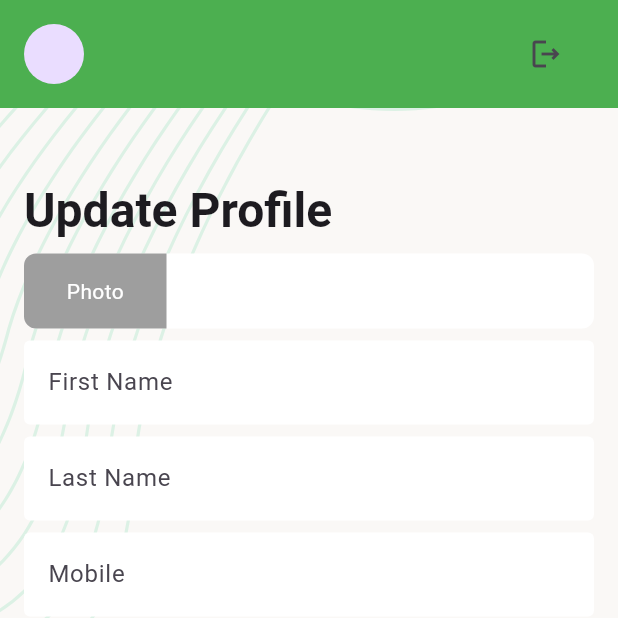
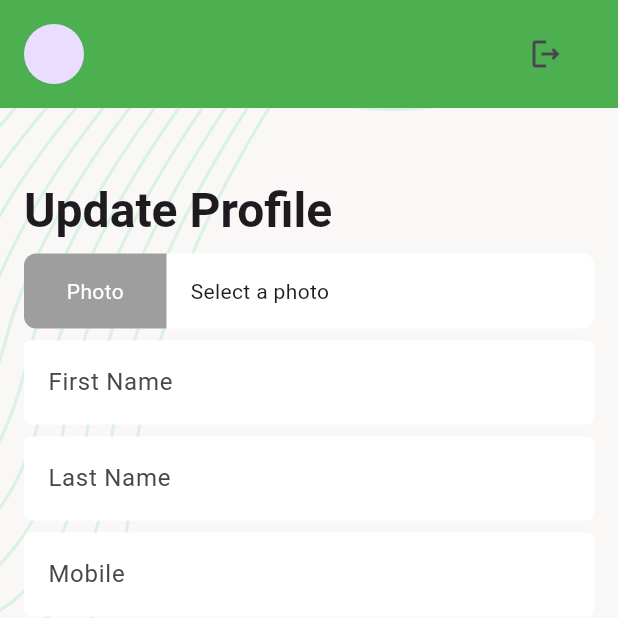
Before and after one commit to iamazmarul/Task_Manager_App, a Flutter app: the UpdateProfileScreen screen opened directly, on a phone screen of 412 x 824 dp, the top half of it. Run offline on Flutter 3.47's test engine with Material 3 defaults, Android fonts, the phone set to English and light mode, and no system bars; our stand-ins replace flutter_svg, get, image_picker, pin_code_fields, shared_preferences; accounts and stored records are empty.

Commit message:
Task Manager Project With Getx

```diff
--- a/lib/ui/screens/update_profile_screen.dart
+++ b/lib/ui/screens/update_profile_screen.dart
@@ -224,15 +224,15 @@ class _UpdateProfileScreenState extends State<UpdateProfileScreen> {
                 padding: const EdgeInsets.only(left: 16),
                 child: Visibility(
                   visible: _updateProfileController.photo != null,
-                  replacement: Text(_updateProfileController.photo?.name ?? ""),
                   child: _updateProfileController.photo != null
                       ? Image.file(
                     File(_updateProfileController.photo!.path),
-                    height: 100,
+                    height: 40,
                     width: 40,
                     fit: BoxFit.cover,
                   )
-                      : const Text("Select a photo"),
+                      : const SizedBox.shrink(),
+                  replacement: const Text("Select a photo"),
                 ),
               ),
             ),
@@ -241,4 +241,5 @@ class _UpdateProfileScreenState extends State<UpdateProfileScreen> {
       ),
     );
   }
+
 }
```
